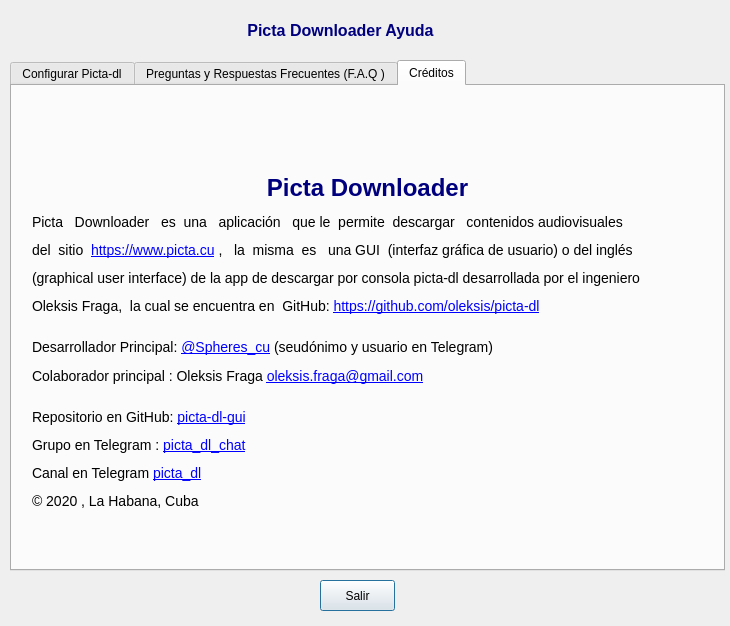
Above: information.ui from oleksis/picta-dl-gui before the change. Below: the same form after it.
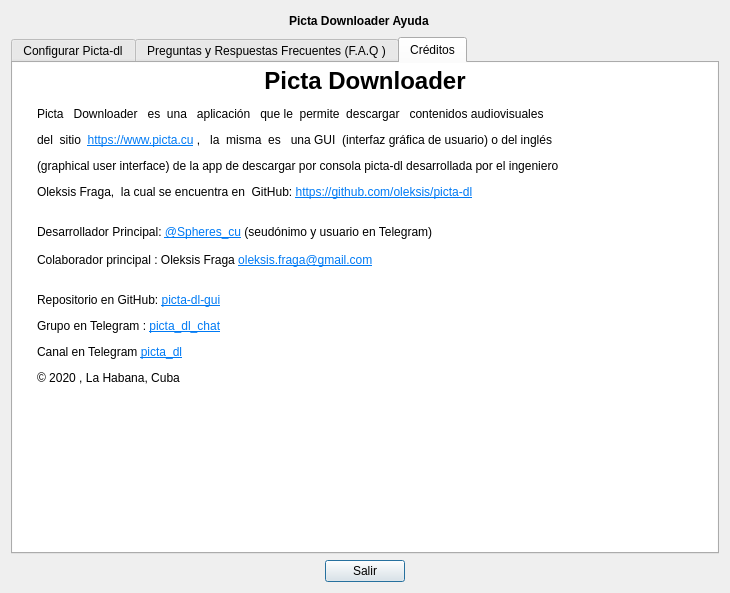
That is the form after the change. Icons and pictures are not drawn.

Patch:
```diff
--- a/information.ui
+++ b/information.ui
@@ -7,7 +7,7 @@
     <x>0</x>
     <y>0</y>
     <width>730</width>
-    <height>626</height>
+    <height>593</height>
    </rect>
   </property>
   <property name="minimumSize">
@@ -29,15 +29,74 @@
    <iconset resource="Resources/images.qrc">
     <normaloff>:/Logos/picta_dl_gui_icon.ico</normaloff>:/Logos/picta_dl_gui_icon.ico</iconset>
   </property>
+  <layout class="QVBoxLayout" name="verticalLayout">
+   <item>
+    <layout class="QHBoxLayout" name="horizontalLayout">
+     <item>
+      <spacer name="horizontalSpacer_3">
+       <property name="orientation">
+        <enum>Qt::Horizontal</enum>
+       </property>
+       <property name="sizeHint" stdset="0">
+        <size>
+         <width>40</width>
+         <height>20</height>
+        </size>
+       </property>
+      </spacer>
+     </item>
+     <item>
+      <widget class="QLabel" name="picta_dl_title">
+       <property name="font">
+        <font>
+         <weight>75</weight>
+         <bold>true</bold>
+        </font>
+       </property>
+       <property name="text">
+        <string>Picta Downloader Ayuda</string>
+       </property>
+       <property name="textFormat">
+        <enum>Qt::AutoText</enum>
+       </property>
+      </widget>
+     </item>
+     <item>
+      <widget class="QLabel" name="lblpictagui">
+       <property name="maximumSize">
+        <size>
+         <width>48</width>
+         <height>48</height>
+        </size>
+       </property>
+       <property name="text">
+        <string/>
+       </property>
+       <property name="pixmap">
+        <pixmap resource="Resources/images.qrc">:/Logos/picta-dl-gui_logo.png</pixmap>
+       </property>
+       <property name="scaledContents">
+        <bool>true</bool>
+       </property>
+      </widget>
+     </item>
+     <item>
+      <spacer name="horizontalSpacer_2">
+       <property name="orientation">
+        <enum>Qt::Horizontal</enum>
+       </property>
+       <property name="sizeHint" stdset="0">
+        <size>
+         <width>40</width>
+         <height>20</height>
+        </size>
+       </property>
+      </spacer>
+     </item>
+    </layout>
+   </item>
+   <item>
   <widget class="QTabWidget" name="tabWidget">
-   <property name="geometry">
-    <rect>
-     <x>10</x>
-     <y>60</y>
-     <width>715</width>
-     <height>511</height>
-    </rect>
-   </property>
    <property name="focusPolicy">
     <enum>Qt::NoFocus</enum>
    </property>
@@ -175,92 +234,91 @@
     <attribute name="title">
      <string>Créditos</string>
     </attribute>
-    <widget class="QLabel" name="lblCredits">
-     <property name="geometry">
-      <rect>
-       <x>0</x>
-       <y>0</y>
-       <width>711</width>
-       <height>511</height>
-      </rect>
-     </property>
-     <property name="text">
+      <layout class="QGridLayout" name="gridLayout">
+       <property name="leftMargin">
+        <number>0</number>
+       </property>
+       <property name="topMargin">
+        <number>0</number>
+       </property>
+       <property name="rightMargin">
+        <number>0</number>
+       </property>
+       <property name="bottomMargin">
+        <number>0</number>
+       </property>
+       <property name="spacing">
+        <number>0</number>
+       </property>
+       <item row="0" column="0">
+        <widget class="QTextEdit" name="textEdit">
+         <property name="frameShape">
+          <enum>QFrame::NoFrame</enum>
+         </property>
+         <property name="readOnly">
+          <bool>true</bool>
+         </property>
+         <property name="html">
       <string>&lt;!DOCTYPE HTML PUBLIC &quot;-//W3C//DTD HTML 4.0//EN&quot; &quot;http://www.w3.org/TR/REC-html40/strict.dtd&quot;&gt;
 &lt;html&gt;&lt;head&gt;&lt;meta name=&quot;qrichtext&quot; content=&quot;1&quot; /&gt;&lt;style type=&quot;text/css&quot;&gt;
 p, li { white-space: pre-wrap; }
-&lt;/style&gt;&lt;/head&gt;&lt;body style=&quot; font-family:'MS Shell Dlg 2'; font-size:8pt; font-weight:400; font-style:normal;&quot;&gt;
+&lt;/style&gt;&lt;/head&gt;&lt;body style=&quot; font-family:'.AppleSystemUIFont'; font-weight:400; font-style:normal;&quot;&gt;
 &lt;p align=&quot;center&quot; style=&quot; margin-top:2px; margin-bottom:4px; margin-left:0px; margin-right:0px; -qt-block-indent:0; text-indent:0px;&quot;&gt;&lt;img src=&quot;:/Logos/picta-dl-gui_logo.png&quot; width=&quot;64&quot; height=&quot;64&quot; /&gt;&lt;/p&gt;
-&lt;p align=&quot;center&quot; style=&quot; margin-top:12px; margin-bottom:12px; margin-left:0px; margin-right:0px; -qt-block-indent:0; text-indent:0px;&quot;&gt;&lt;span style=&quot; font-family:'Arial'; font-size:18pt; font-weight:600; color:#00007f;&quot;&gt;Picta Downloader&lt;/span&gt;&lt;/p&gt;
-&lt;p style=&quot; margin-top:6px; margin-bottom:6px; margin-left:20px; margin-right:0px; -qt-block-indent:0; text-indent:0px;&quot;&gt;&lt;span style=&quot; font-family:'Arial'; font-size:10.25pt;&quot;&gt;Picta   Downloader   es  una   aplicación   que le  permite  descargar   contenidos audiovisuales  &lt;/span&gt;&lt;/p&gt;
-&lt;p style=&quot; margin-top:12px; margin-bottom:12px; margin-left:20px; margin-right:0px; -qt-block-indent:0; text-indent:0px;&quot;&gt;&lt;span style=&quot; font-family:'Arial'; font-size:10.25pt;&quot;&gt;del  sitio  &lt;/span&gt;&lt;a href=&quot;https://www.picta.cu&quot;&gt;&lt;span style=&quot; font-family:'Arial'; font-size:10.25pt; text-decoration: underline; color:#0000ff;&quot;&gt;https://www.picta.cu&lt;/span&gt;&lt;/a&gt;&lt;span style=&quot; font-family:'Arial'; font-size:10.25pt;&quot;&gt; ,   la  misma  es   una GUI  (interfaz gráfica de usuario) o del inglés&lt;/span&gt;&lt;/p&gt;
-&lt;p style=&quot; margin-top:12px; margin-bottom:12px; margin-left:20px; margin-right:0px; -qt-block-indent:0; text-indent:0px;&quot;&gt;&lt;span style=&quot; font-family:'Arial'; font-size:10.25pt;&quot;&gt;(graphical user interface) de la app de descargar por consola picta-dl desarrollada por el ingeniero&lt;/span&gt;&lt;/p&gt;
-&lt;p style=&quot; margin-top:12px; margin-bottom:12px; margin-left:20px; margin-right:0px; -qt-block-indent:0; text-indent:0px;&quot;&gt;&lt;span style=&quot; font-family:'Arial'; font-size:10.25pt;&quot;&gt;Oleksis Fraga,  la cual se encuentra en  GitHub: &lt;/span&gt;&lt;a href=&quot;https://github.com/oleksis/picta-dl&quot;&gt;&lt;span style=&quot; font-family:'Arial'; font-size:10.25pt; text-decoration: underline; color:#0000ff;&quot;&gt;https://github.com/oleksis/picta-dl&lt;/span&gt;&lt;/a&gt;&lt;span style=&quot; font-family:'Arial'; font-size:10.25pt;&quot;&gt; &lt;/span&gt;&lt;span style=&quot; font-family:'Arial'; font-size:8.25pt;&quot;&gt;&lt;br /&gt;&lt;/span&gt;&lt;/p&gt;
-&lt;p style=&quot; margin-top:12px; margin-bottom:12px; margin-left:20px; margin-right:0px; -qt-block-indent:0; text-indent:0px;&quot;&gt;&lt;span style=&quot; font-family:'Arial'; font-size:10.25pt;&quot;&gt;Desarrollador Principal: &lt;/span&gt;&lt;a href=&quot;https://t.me/Spheres_cu&quot;&gt;&lt;span style=&quot; font-family:'Arial'; font-size:10.25pt; text-decoration: underline; color:#0000ff;&quot;&gt;@Spheres_cu&lt;/span&gt;&lt;/a&gt;&lt;span style=&quot; font-family:'Arial'; font-size:10.25pt;&quot;&gt; (seudónimo y usuario en Telegram)&lt;/span&gt;&lt;span style=&quot; font-family:'Arial'; font-size:8.25pt;&quot;&gt;&lt;br /&gt;&lt;br /&gt;&lt;/span&gt;&lt;span style=&quot; font-family:'Arial'; font-size:10.25pt;&quot;&gt;Colaborador principal : Oleksis Fraga &lt;/span&gt;&lt;a href=&quot;mailto:oleksis.fraga@gmail.com&quot;&gt;&lt;span style=&quot; font-family:'Arial'; font-size:10.25pt; text-decoration: underline; color:#0000ff;&quot;&gt;oleksis.fraga@gmail.com&lt;/span&gt;&lt;/a&gt;&lt;span style=&quot; font-size:6pt;&quot;&gt;&lt;br /&gt;&lt;/span&gt;&lt;/p&gt;
-&lt;p style=&quot; margin-top:12px; margin-bottom:12px; margin-left:20px; margin-right:0px; -qt-block-indent:0; text-indent:0px;&quot;&gt;&lt;span style=&quot; font-family:'Arial'; font-size:10.25pt;&quot;&gt;Repositorio en GitHub: &lt;/span&gt;&lt;a href=&quot;https://github.com/oleksis/picta-dl-gui&quot;&gt;&lt;span style=&quot; font-family:'Arial'; font-size:10.25pt; text-decoration: underline; color:#0000ff;&quot;&gt;picta-dl-gui&lt;/span&gt;&lt;/a&gt;&lt;/p&gt;
-&lt;p style=&quot; margin-top:12px; margin-bottom:12px; margin-left:20px; margin-right:0px; -qt-block-indent:0; text-indent:0px;&quot;&gt;&lt;span style=&quot; font-family:'Arial'; font-size:10.25pt;&quot;&gt;Grupo en Telegram : &lt;/span&gt;&lt;a href=&quot;https://t.me/picta_dl_chat&quot;&gt;&lt;span style=&quot; font-family:'Arial'; font-size:10.25pt; text-decoration: underline; color:#0000ff;&quot;&gt;picta_dl_chat&lt;/span&gt;&lt;/a&gt;&lt;span style=&quot; font-family:'Arial'; font-size:10.25pt;&quot;&gt;  &lt;/span&gt;&lt;/p&gt;
-&lt;p style=&quot; margin-top:12px; margin-bottom:12px; margin-left:20px; margin-right:0px; -qt-block-indent:0; text-indent:0px;&quot;&gt;&lt;span style=&quot; font-family:'Arial'; font-size:10.25pt;&quot;&gt;Canal en Telegram &lt;/span&gt;&lt;a href=&quot;https://t.me/picta_dl&quot;&gt;&lt;span style=&quot; font-family:'Arial'; font-size:10.25pt; text-decoration: underline; color:#0000ff;&quot;&gt;picta_dl&lt;/span&gt;&lt;/a&gt;&lt;/p&gt;
-&lt;p style=&quot; margin-top:12px; margin-bottom:12px; margin-left:20px; margin-right:0px; -qt-block-indent:0; text-indent:0px;&quot;&gt;&lt;span style=&quot; font-family:'Arial'; font-size:10.25pt;&quot;&gt;© 2020 , La Habana, Cuba&lt;/span&gt;&lt;/p&gt;&lt;/body&gt;&lt;/html&gt;</string>
-     </property>
-     <property name="textFormat">
-      <enum>Qt::RichText</enum>
-     </property>
-     <property name="openExternalLinks">
-      <bool>true</bool>
-     </property>
-     <property name="textInteractionFlags">
-      <set>Qt::TextBrowserInteraction</set>
-     </property>
-    </widget>
-   </widget>
-  </widget>
+&lt;p align=&quot;center&quot; style=&quot; margin-top:12px; margin-bottom:12px; margin-left:0px; margin-right:0px; -qt-block-indent:0; text-indent:0px;&quot;&gt;&lt;span style=&quot; font-family:'Arial'; font-size:18pt; font-weight:600;&quot;&gt;Picta Downloader&lt;/span&gt;&lt;/p&gt;
+&lt;p style=&quot; margin-top:6px; margin-bottom:6px; margin-left:20px; margin-right:0px; -qt-block-indent:0; text-indent:0px;&quot;&gt;&lt;span style=&quot; font-family:'Arial';&quot;&gt;Picta   Downloader   es  una   aplicación   que le  permite  descargar   contenidos audiovisuales  &lt;/span&gt;&lt;/p&gt;
+&lt;p style=&quot; margin-top:12px; margin-bottom:12px; margin-left:20px; margin-right:0px; -qt-block-indent:0; text-indent:0px;&quot;&gt;&lt;span style=&quot; font-family:'Arial';&quot;&gt;del  sitio  &lt;/span&gt;&lt;a href=&quot;https://www.picta.cu&quot;&gt;&lt;span style=&quot; font-family:'Arial'; text-decoration: underline; color:#007af4;&quot;&gt;https://www.picta.cu&lt;/span&gt;&lt;/a&gt;&lt;span style=&quot; font-family:'Arial';&quot;&gt; ,   la  misma  es   una GUI  (interfaz gráfica de usuario) o del inglés&lt;/span&gt;&lt;/p&gt;
+&lt;p style=&quot; margin-top:12px; margin-bottom:12px; margin-left:20px; margin-right:0px; -qt-block-indent:0; text-indent:0px;&quot;&gt;&lt;span style=&quot; font-family:'Arial';&quot;&gt;(graphical user interface) de la app de descargar por consola picta-dl desarrollada por el ingeniero&lt;/span&gt;&lt;/p&gt;
+&lt;p style=&quot; margin-top:12px; margin-bottom:12px; margin-left:20px; margin-right:0px; -qt-block-indent:0; text-indent:0px;&quot;&gt;&lt;span style=&quot; font-family:'Arial';&quot;&gt;Oleksis Fraga,  la cual se encuentra en  GitHub: &lt;/span&gt;&lt;a href=&quot;https://github.com/oleksis/picta-dl&quot;&gt;&lt;span style=&quot; font-family:'Arial'; text-decoration: underline; color:#007af4;&quot;&gt;https://github.com/oleksis/picta-dl&lt;/span&gt;&lt;/a&gt;&lt;span style=&quot; font-family:'Arial';&quot;&gt; &lt;br /&gt;&lt;/span&gt;&lt;/p&gt;
+&lt;p style=&quot; margin-top:12px; margin-bottom:12px; margin-left:20px; margin-right:0px; -qt-block-indent:0; text-indent:0px;&quot;&gt;&lt;span style=&quot; font-family:'Arial';&quot;&gt;Desarrollador Principal: &lt;/span&gt;&lt;a href=&quot;https://t.me/Spheres_cu&quot;&gt;&lt;span style=&quot; font-family:'Arial'; text-decoration: underline; color:#007af4;&quot;&gt;@Spheres_cu&lt;/span&gt;&lt;/a&gt;&lt;span style=&quot; font-family:'Arial';&quot;&gt; (seudónimo y usuario en Telegram)&lt;br /&gt;&lt;br /&gt;Colaborador principal : Oleksis Fraga &lt;/span&gt;&lt;a href=&quot;mailto:oleksis.fraga@gmail.com&quot;&gt;&lt;span style=&quot; font-family:'Arial'; text-decoration: underline; color:#007af4;&quot;&gt;oleksis.fraga@gmail.com&lt;/span&gt;&lt;/a&gt;&lt;span style=&quot; font-family:'MS Shell Dlg 2';&quot;&gt;&lt;br /&gt;&lt;/span&gt;&lt;/p&gt;
+&lt;p style=&quot; margin-top:12px; margin-bottom:12px; margin-left:20px; margin-right:0px; -qt-block-indent:0; text-indent:0px;&quot;&gt;&lt;span style=&quot; font-family:'Arial';&quot;&gt;Repositorio en GitHub: &lt;/span&gt;&lt;a href=&quot;https://github.com/oleksis/picta-dl-gui&quot;&gt;&lt;span style=&quot; font-family:'Arial'; text-decoration: underline; color:#007af4;&quot;&gt;picta-dl-gui&lt;/span&gt;&lt;/a&gt;&lt;/p&gt;
+&lt;p style=&quot; margin-top:12px; margin-bottom:12px; margin-left:20px; margin-right:0px; -qt-block-indent:0; text-indent:0px;&quot;&gt;&lt;span style=&quot; font-family:'Arial';&quot;&gt;Grupo en Telegram : &lt;/span&gt;&lt;a href=&quot;https://t.me/picta_dl_chat&quot;&gt;&lt;span style=&quot; font-family:'Arial'; text-decoration: underline; color:#007af4;&quot;&gt;picta_dl_chat&lt;/span&gt;&lt;/a&gt;&lt;span style=&quot; font-family:'Arial';&quot;&gt;  &lt;/span&gt;&lt;/p&gt;
+&lt;p style=&quot; margin-top:12px; margin-bottom:12px; margin-left:20px; margin-right:0px; -qt-block-indent:0; text-indent:0px;&quot;&gt;&lt;span style=&quot; font-family:'Arial';&quot;&gt;Canal en Telegram &lt;/span&gt;&lt;a href=&quot;https://t.me/picta_dl&quot;&gt;&lt;span style=&quot; font-family:'Arial'; text-decoration: underline; color:#007af4;&quot;&gt;picta_dl&lt;/span&gt;&lt;/a&gt;&lt;/p&gt;
+&lt;p style=&quot; margin-top:12px; margin-bottom:12px; margin-left:20px; margin-right:0px; -qt-block-indent:0; text-indent:0px;&quot;&gt;&lt;span style=&quot; font-family:'Arial';&quot;&gt;© 2020 , La Habana, Cuba&lt;/span&gt;&lt;/p&gt;&lt;/body&gt;&lt;/html&gt;</string>
+         </property>
+        </widget>
+       </item>
+      </layout>
+     </widget>
+    </widget>
+   </item>
+   <item>
+    <layout class="QHBoxLayout" name="horizontalLayout_2">
+     <item>
+      <spacer name="horizontalSpacer">
+       <property name="orientation">
+        <enum>Qt::Horizontal</enum>
+       </property>
+       <property name="sizeHint" stdset="0">
+        <size>
+         <width>40</width>
+         <height>20</height>
+        </size>
+       </property>
+      </spacer>
+     </item>
+     <item>
   <widget class="QPushButton" name="Bnt_exit">
-   <property name="geometry">
-    <rect>
-     <x>320</x>
-     <y>580</y>
-     <width>75</width>
-     <height>31</height>
-    </rect>
-   </property>
    <property name="text">
     <string>Salir</string>
    </property>
   </widget>
-  <widget class="QLabel" name="picta_dl_title">
-   <property name="geometry">
-    <rect>
-     <x>240</x>
-     <y>15</y>
-     <width>201</width>
-     <height>31</height>
-    </rect>
-   </property>
-   <property name="text">
-    <string>&lt;html&gt;&lt;head/&gt;&lt;body&gt;&lt;p align=&quot;center&quot;&gt;&lt;span style=&quot; font-size:12pt; font-weight:600; color:#00007f;&quot;&gt;Picta Downloader Ayuda&lt;/span&gt;&lt;/p&gt;&lt;/body&gt;&lt;/html&gt;</string>
-   </property>
-   <property name="textFormat">
-    <enum>Qt::AutoText</enum>
-   </property>
-  </widget>
-  <widget class="QLabel" name="lblpictagui">
-   <property name="geometry">
-    <rect>
-     <x>450</x>
-     <y>10</y>
-     <width>34</width>
-     <height>34</height>
-    </rect>
-   </property>
-   <property name="text">
-    <string/>
-   </property>
-   <property name="pixmap">
-    <pixmap resource="Resources/images.qrc">:/Logos/picta-dl-gui_logo.png</pixmap>
-   </property>
-   <property name="scaledContents">
-    <bool>true</bool>
-   </property>
-  </widget>
+     </item>
+     <item>
+      <spacer name="horizontalSpacer_4">
+       <property name="orientation">
+        <enum>Qt::Horizontal</enum>
+       </property>
+       <property name="sizeHint" stdset="0">
+        <size>
+         <width>40</width>
+         <height>20</height>
+        </size>
+       </property>
+      </spacer>
+     </item>
+    </layout>
+   </item>
+  </layout>
  </widget>
  <resources>
   <include location="Resources/images.qrc"/>
```
Left out of the diff: 62 changed lines with no effect on the pictures. Lines whose indentation alone changed are shown as unchanged.
